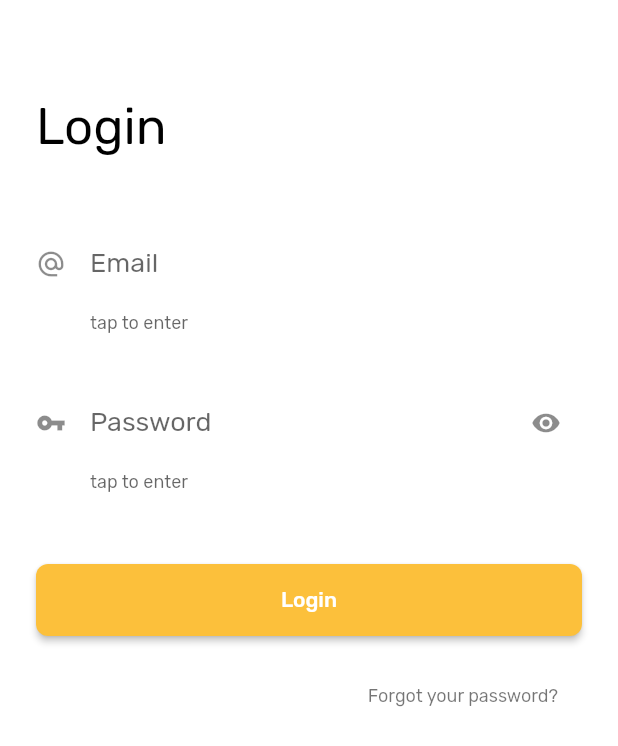
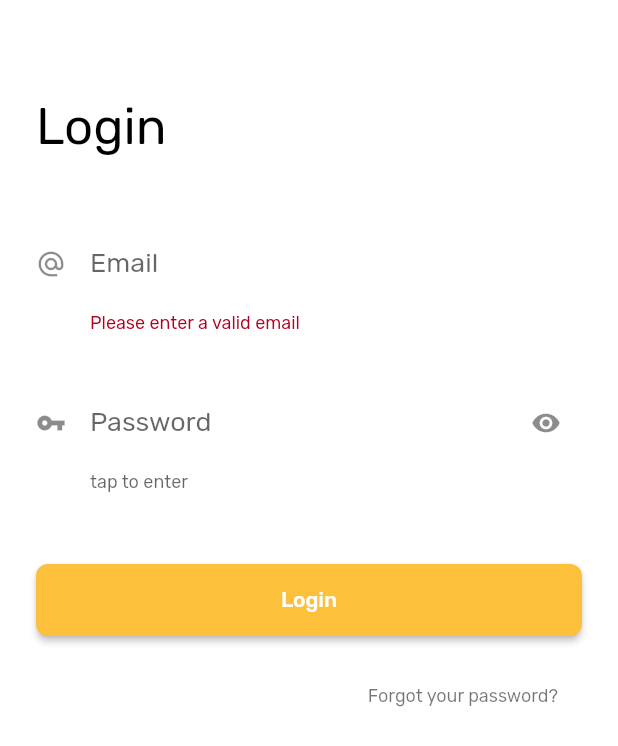
Before and after one commit to deepu513/greycells, a Flutter app: the screen it shows after launch, after a tap on "Login", on a phone screen of 412 x 824 dp. Shown: the top 746 px of the screen. Run offline on Flutter 3.47's test engine with Material 2 defaults, Android fonts, the phone set to English and light mode, and no system bars; our stand-ins replace bloc, equatable, flutter_bloc, flutter_svg, shared_preferences; generated files the repository leaves out were written again; network calls fail.

Commit message:
Added error message to validation field

```diff
--- a/lib/bloc/validation/validation_field.dart
+++ b/lib/bloc/validation/validation_field.dart
@@ -1,15 +1,35 @@
-enum ValidationField {
-  NONE,
-  FIRST_NAME,
-  LAST_NAME,
-  PASSWORD,
-  CONFIRM_PASSWORD,
-  CONTACT_NUMBER,
-  EMAIL,
-  HOUSE_NUMBER,
-  ROAD_NAME,
-  CITY,
-  STATE,
-  COUNTRY,
-  PINCODE
+import 'package:mental_health/constants/strings.dart';
+
+class ValidationField {
+  final String _value;
+
+  const ValidationField._internal(this._value);
+
+  errorMessage() => _value;
+
+  static const NONE = ValidationField._internal(null);
+  static const FIRST_NAME =
+      ValidationField._internal(ErrorMessages.FIRST_NAME_ERROR_MESSAGE);
+  static const LAST_NAME =
+      ValidationField._internal(ErrorMessages.LAST_NAME_ERROR_MESSAGE);
+  static const PASSWORD =
+      ValidationField._internal(ErrorMessages.PASSWORD_ERROR_MESSAGE);
+  static const CONFIRM_PASSWORD =
+      ValidationField._internal(ErrorMessages.CONFIRM_PASSWORD_ERROR_MESSAGE);
+  static const CONTACT_NUMBER =
+      ValidationField._internal(ErrorMessages.MOBILE_ERROR_MESSAGE);
+  static const EMAIL =
+      ValidationField._internal(ErrorMessages.EMAIL_ERROR_MESSAGE);
+  static const HOUSE_NUMBER =
+      ValidationField._internal(ErrorMessages.HOUSE_NUMBER_ERROR_MESSAGE);
+  static const ROAD_NAME =
+      ValidationField._internal(ErrorMessages.ROAD_NAME_ERROR_MESSAGE);
+  static const CITY =
+      ValidationField._internal(ErrorMessages.CITY_ERROR_MESSAGE);
+  static const STATE =
+      ValidationField._internal(ErrorMessages.STATE_ERROR_MESSAGE);
+  static const COUNTRY =
+      ValidationField._internal(ErrorMessages.COUNTRY_ERROR_MESSAGE);
+  static const PINCODE =
+      ValidationField._internal(ErrorMessages.PINCODE_ERROR_MESSAGE);
 }
--- a/lib/bloc/validation/validation_state.dart
+++ b/lib/bloc/validation/validation_state.dart
@@ -28,7 +28,6 @@ class ValidationAddressFieldsValid extends ValidationState {
 
 class ValidationInvalidField extends ValidationState {
   final ValidationField field;
-  final String errorMessage;
 
-  ValidationInvalidField({@required this.field, @required this.errorMessage});
+  ValidationInvalidField({@required this.field});
 }
--- a/lib/constants/strings.dart
+++ b/lib/constants/strings.dart
@@ -38,14 +38,21 @@ class Strings {
   static const state = "State";
   static const country = "Country";
   static const pincode = "Pincode";
+  static const tapToEnter = "tap to enter";
 }
 
 /// This should contain strings which signify an error message
 class ErrorMessages {
   static const EMAIL_ERROR_MESSAGE = "Please enter a valid email";
   static const PASSWORD_ERROR_MESSAGE = "Please enter your password";
-  static const FIRST_NAME_MESSAGE = "Please enter your first name";
-  static const LAST_NAME_MESSAGE = "Please enter your last name";
+  static const FIRST_NAME_ERROR_MESSAGE = "Please enter your first name";
+  static const LAST_NAME_ERROR_MESSAGE = "Please enter your last name";
   static const MOBILE_ERROR_MESSAGE = "Please enter a valid mobile number";
   static const CONFIRM_PASSWORD_ERROR_MESSAGE = "Passwords do not match";
+  static const HOUSE_NUMBER_ERROR_MESSAGE = "Passwords do not match";
+  static const ROAD_NAME_ERROR_MESSAGE = "Passwords do not match";
+  static const CITY_ERROR_MESSAGE = "Passwords do not match";
+  static const STATE_ERROR_MESSAGE = "Passwords do not match";
+  static const COUNTRY_ERROR_MESSAGE = "Passwords do not match";
+  static const PINCODE_ERROR_MESSAGE = "Passwords do not match";
 }
--- a/lib/extensions.dart
+++ b/lib/extensions.dart
@@ -4,8 +4,4 @@ import 'package:mental_health/bloc/validation/validation_field.dart';
 extension Validation on ValidationState {
   bool isFieldInvalid(ValidationField field) => this is ValidationInvalidField &&
         (this as ValidationInvalidField).field == field;
-
-  String getErrorMessage() => this is ValidationInvalidField
-        ? (this as ValidationInvalidField).errorMessage
-        : null;
 }
--- a/lib/view/pages/address_details_input_page.dart
+++ b/lib/view/pages/address_details_input_page.dart
@@ -52,7 +52,7 @@ class AddressInputControls extends StatelessWidget {
             decoration: InputDecoration(
               border: InputBorder.none,
               icon: Icon(Icons.home),
-              helperText: "tap to enter",
+              helperText: Strings.tapToEnter,
               labelText: Strings.houseNumber,
               contentPadding: EdgeInsets.zero,
             ),
@@ -68,7 +68,7 @@ class AddressInputControls extends StatelessWidget {
             decoration: InputDecoration(
               icon: Icon(Icons.nature),
               border: InputBorder.none,
-              helperText: "tap to enter",
+              helperText: Strings.tapToEnter,
               labelText: Strings.roadName,
               contentPadding: EdgeInsets.zero,
             ),
@@ -84,7 +84,7 @@ class AddressInputControls extends StatelessWidget {
             decoration: InputDecoration(
               icon: Icon(Icons.location_city),
               border: InputBorder.none,
-              helperText: "tap to enter",
+              helperText: Strings.tapToEnter,
               labelText: Strings.city,
               contentPadding: EdgeInsets.zero,
             ),
@@ -100,7 +100,7 @@ class AddressInputControls extends StatelessWidget {
             decoration: InputDecoration(
               icon: Icon(Icons.my_location),
               border: InputBorder.none,
-              helperText: "tap to enter",
+              helperText: Strings.tapToEnter,
               labelText: Strings.state,
               contentPadding: EdgeInsets.zero,
             ),
@@ -116,7 +116,7 @@ class AddressInputControls extends StatelessWidget {
             decoration: InputDecoration(
               icon: Icon(Icons.map),
               border: InputBorder.none,
-              helperText: "tap to enter",
+              helperText: Strings.tapToEnter,
               labelText: Strings.country,
               contentPadding: EdgeInsets.zero,
             ),
@@ -133,7 +133,7 @@ class AddressInputControls extends StatelessWidget {
             decoration: InputDecoration(
               icon: Icon(Icons.pin_drop),
               border: InputBorder.none,
-              helperText: "tap to enter",
+              helperText: Strings.tapToEnter,
               labelText: Strings.pincode,
               contentPadding: EdgeInsets.zero,
             ),
--- a/lib/view/pages/birth_details_input_page.dart
+++ b/lib/view/pages/birth_details_input_page.dart
@@ -41,7 +41,7 @@ class PlaceOfBirthInput extends StatelessWidget {
       style: TextStyle(fontSize: 24.0, fontWeight: FontWeight.w400),
       decoration: InputDecoration(
         border: InputBorder.none,
-        helperText: "tap to enter",
+        helperText: Strings.tapToEnter,
         helperStyle: TextStyle(fontSize: 14.0),
         labelText: Strings.placeOfBirth,
         contentPadding: EdgeInsets.zero,
--- a/lib/view/pages/guardian_details_input_page.dart
+++ b/lib/view/pages/guardian_details_input_page.dart
@@ -98,7 +98,7 @@ class _GuardianRelationshipInputState extends State<GuardianRelationshipInput> {
             maxLines: 1,
             decoration: InputDecoration(
               border: InputBorder.none,
-              helperText: "tap to enter",
+              helperText: Strings.tapToEnter,
               labelText: Strings.relationshipWithGuardian,
               contentPadding: EdgeInsets.zero,
               labelStyle: TextStyle(color: Theme.of(context).accentColor),
@@ -129,7 +129,7 @@ class GuardianMobileNumberInput extends StatelessWidget {
           decoration: InputDecoration(
             border: InputBorder.none,
             hintText:
-            "tap to enter",
+            Strings.tapToEnter,
             hintStyle: TextStyle(fontSize: 20.0, fontWeight: FontWeight.w400),
             icon: Text(
               "+91",
@@ -161,7 +161,7 @@ class GuardianAddressInput extends StatelessWidget {
           maxLines: 1,
           decoration: InputDecoration(
             border: InputBorder.none,
-            helperText: "tap to enter",
+            helperText: Strings.tapToEnter,
             labelText: Strings.houseNumber,
             contentPadding: EdgeInsets.zero,
           ),
@@ -176,7 +176,7 @@ class GuardianAddressInput extends StatelessWidget {
           maxLines: 1,
           decoration: InputDecoration(
             border: InputBorder.none,
-            helperText: "tap to enter",
+            helperText: Strings.tapToEnter,
             labelText: Strings.roadName,
             contentPadding: EdgeInsets.zero,
           ),
@@ -191,7 +191,7 @@ class GuardianAddressInput extends StatelessWidget {
           maxLines: 1,
           decoration: InputDecoration(
             border: InputBorder.none,
-            helperText: "tap to enter",
+            helperText: Strings.tapToEnter,
             labelText: Strings.city,
             contentPadding: EdgeInsets.zero,
           ),
@@ -206,7 +206,7 @@ class GuardianAddressInput extends StatelessWidget {
           maxLines: 1,
           decoration: InputDecoration(
             border: InputBorder.none,
-            helperText: "tap to enter",
+            helperText: Strings.tapToEnter,
             labelText: Strings.state,
             contentPadding: EdgeInsets.zero,
           ),
@@ -221,7 +221,7 @@ class GuardianAddressInput extends StatelessWidget {
           maxLines: 1,
           decoration: InputDecoration(
             border: InputBorder.none,
-            helperText: "tap to enter",
+            helperText: Strings.tapToEnter,
             labelText: Strings.country,
             contentPadding: EdgeInsets.zero,
           ),
@@ -237,7 +237,7 @@ class GuardianAddressInput extends StatelessWidget {
           maxLength: 10,
           decoration: InputDecoration(
             border: InputBorder.none,
-            helperText: "tap to enter",
+            helperText: Strings.tapToEnter,
             labelText: Strings.pincode,
             contentPadding: EdgeInsets.zero,
           ),
--- a/lib/view/pages/login_page.dart
+++ b/lib/view/pages/login_page.dart
@@ -54,12 +54,12 @@ class LoginPage extends StatelessWidget {
                             Icons.alternate_email,
                             size: 20.0,
                           ),
-                          helperText: "tap to enter",
+                          helperText: Strings.tapToEnter,
                           labelText: Strings.email,
                           contentPadding: EdgeInsets.zero,
                           errorText: validationState
                                   .isFieldInvalid(ValidationField.EMAIL)
-                              ? validationState.getErrorMessage()
+                              ? ValidationField.EMAIL.errorMessage()
                               : null,
                         ),
                         autofocus: false,
@@ -86,12 +86,12 @@ class LoginPage extends StatelessWidget {
                             Icons.visibility,
                             size: 20.0,
                           ),
-                          helperText: "tap to enter",
+                          helperText: Strings.tapToEnter,
                           labelText: Strings.password,
                           contentPadding: EdgeInsets.zero,
                           errorText: validationState
                                   .isFieldInvalid(ValidationField.PASSWORD)
-                              ? validationState.getErrorMessage()
+                              ? ValidationField.PASSWORD.errorMessage()
                               : null,
                         ),
                         autofocus: false,
--- a/lib/view/pages/register_page.dart
+++ b/lib/view/pages/register_page.dart
@@ -33,7 +33,7 @@ class RegisterPage extends StatelessWidget {
                 decoration: InputDecoration(
                   border: InputBorder.none,
                   icon: Icon(Icons.person, size: 20.0,),
-                  helperText: "tap to enter",
+                  helperText: Strings.tapToEnter,
                   labelText: Strings.firstName,
                   contentPadding: EdgeInsets.zero,
                 ),
@@ -49,7 +49,7 @@ class RegisterPage extends StatelessWidget {
                 decoration: InputDecoration(
                   border: InputBorder.none,
                   icon:  Icon(Icons.brightness_1, size: 20.0,color: Colors.transparent,),
-                  helperText: "tap to enter",
+                  helperText: Strings.tapToEnter,
                   labelText: Strings.lastName,
                   contentPadding: EdgeInsets.zero,
                 ),
@@ -65,7 +65,7 @@ class RegisterPage extends StatelessWidget {
                 decoration: InputDecoration(
                   border: InputBorder.none,
                   icon: Icon(Icons.phone, size: 20.0,),
-                  helperText: "tap to enter",
+                  helperText: Strings.tapToEnter,
                   labelText: Strings.mobileNumber,
                   contentPadding: EdgeInsets.zero,
                 ),
@@ -81,7 +81,7 @@ class RegisterPage extends StatelessWidget {
                 decoration: InputDecoration(
                   border: InputBorder.none,
                   icon: Icon(Icons.email, size: 20.0,),
-                  helperText: "tap to enter",
+                  helperText: Strings.tapToEnter,
                   labelText: Strings.email,
                   contentPadding: EdgeInsets.zero,
                 ),
@@ -101,7 +101,7 @@ class RegisterPage extends StatelessWidget {
                     Icons.visibility,
                     size: 20.0,
                   ),
-                  helperText: "tap to enter",
+                  helperText: Strings.tapToEnter,
                   labelText: Strings.password,
                   contentPadding: EdgeInsets.zero,
                 ),
@@ -118,7 +118,7 @@ class RegisterPage extends StatelessWidget {
                 decoration: InputDecoration(
                   border: InputBorder.none,
                   icon: Icon(Icons.brightness_1, size: 20.0, color: Colors.transparent,),
-                  helperText: "tap to enter",
+                  helperText: Strings.tapToEnter,
                   suffixIcon: Icon(
                     Icons.visibility,
                     size: 20.0,
```
